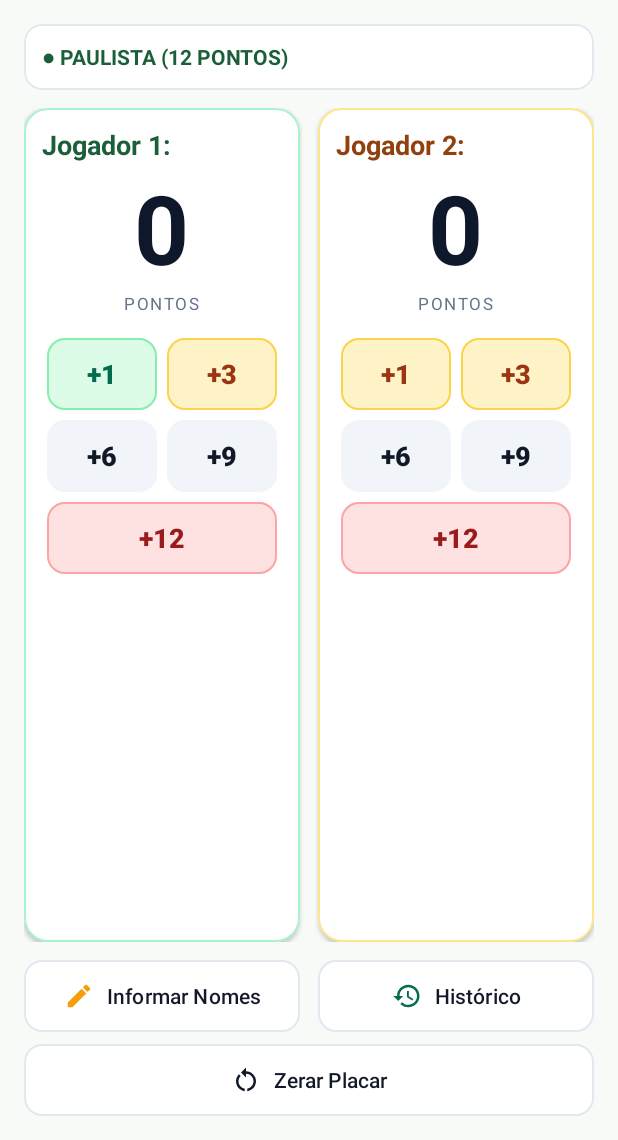
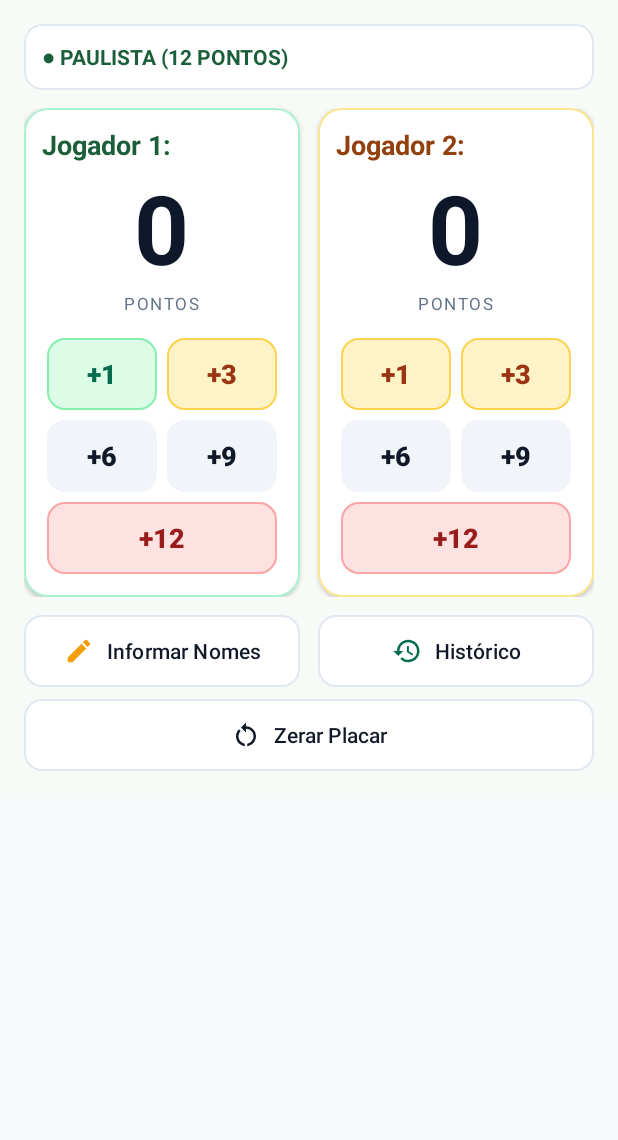
Before and after one commit to fjosedev/Trucometro, an Android app: the screen it shows after launch (MainActivity), on a phone screen of 412 x 824 dp, the part 96-1236 px from its top. Run offline under Robolectric (Android 15) with nearby library versions, the phone set to English and light mode, and no system bars.

Commit message:
feat: adaptar tela principal à rotação do dispositivo

```diff
--- a/app/src/main/res/layout/activity_main.xml
+++ b/app/src/main/res/layout/activity_main.xml
@@ -1,12 +1,17 @@
 <?xml version="1.0" encoding="utf-8"?>
-<LinearLayout xmlns:android="http://schemas.android.com/apk/res/android"
+<ScrollView xmlns:android="http://schemas.android.com/apk/res/android"
     xmlns:app="http://schemas.android.com/apk/res-auto"
     xmlns:tools="http://schemas.android.com/tools"
     android:id="@+id/main"
     android:layout_width="match_parent"
     android:layout_height="match_parent"
-    android:orientation="vertical"
+    android:fillViewport="true"
     tools:context=".view.MainActivity">
+
+    <LinearLayout
+        android:layout_width="match_parent"
+        android:layout_height="wrap_content"
+        android:orientation="vertical">
 
         <!-- TOP BAR / TOOLBAR -->
         <com.google.android.material.appbar.MaterialToolbar
@@ -18,11 +23,9 @@
             app:titleCentered="true"
             app:titleTextColor="?attr/colorOnPrimary" />
 
-
         <LinearLayout
             android:layout_width="match_parent"
-        android:layout_height="0dp"
-        android:layout_weight="1"
+            android:layout_height="wrap_content"
             android:background="#F8FAF8"
             android:orientation="vertical"
             android:padding="16dp">
@@ -58,13 +61,12 @@
         <!-- ================= JOGADOR 1 ================= -->
         <LinearLayout
             android:layout_width="match_parent"
-            android:layout_height="0dp"
-            android:layout_weight="1"
+            android:layout_height="wrap_content"
             android:orientation="horizontal">
             <!-- CARD JOGADOR 1 -->
             <com.google.android.material.card.MaterialCardView
                 android:layout_width="0dp"
-                android:layout_height="match_parent"
+                android:layout_height="wrap_content"
                 android:layout_marginEnd="6dp"
                 android:layout_weight="1"
                 app:cardBackgroundColor="#FFFFFF"
@@ -75,7 +77,7 @@
 
                 <LinearLayout
                     android:layout_width="match_parent"
-                    android:layout_height="match_parent"
+                    android:layout_height="wrap_content"
                     android:gravity="center_horizontal"
                     android:orientation="vertical"
                     android:padding="12dp">
@@ -179,7 +181,7 @@
             <!-- CARD JOGADOR 2 -->
             <com.google.android.material.card.MaterialCardView
                 android:layout_width="0dp"
-                android:layout_height="match_parent"
+                android:layout_height="wrap_content"
                 android:layout_marginStart="6dp"
                 android:layout_weight="1"
                 app:cardBackgroundColor="#FFFFFF"
@@ -190,7 +192,7 @@
 
                 <LinearLayout
                     android:layout_width="match_parent"
-                    android:layout_height="match_parent"
+                    android:layout_height="wrap_content"
                     android:gravity="center_horizontal"
                     android:orientation="vertical"
                     android:padding="12dp">
@@ -341,5 +343,6 @@
             app:iconTint="@color/text_primary" />
 
         </LinearLayout>
+    </LinearLayout>
 
-</LinearLayout>
+</ScrollView>
```
Lines whose indentation alone changed are shown as unchanged.
